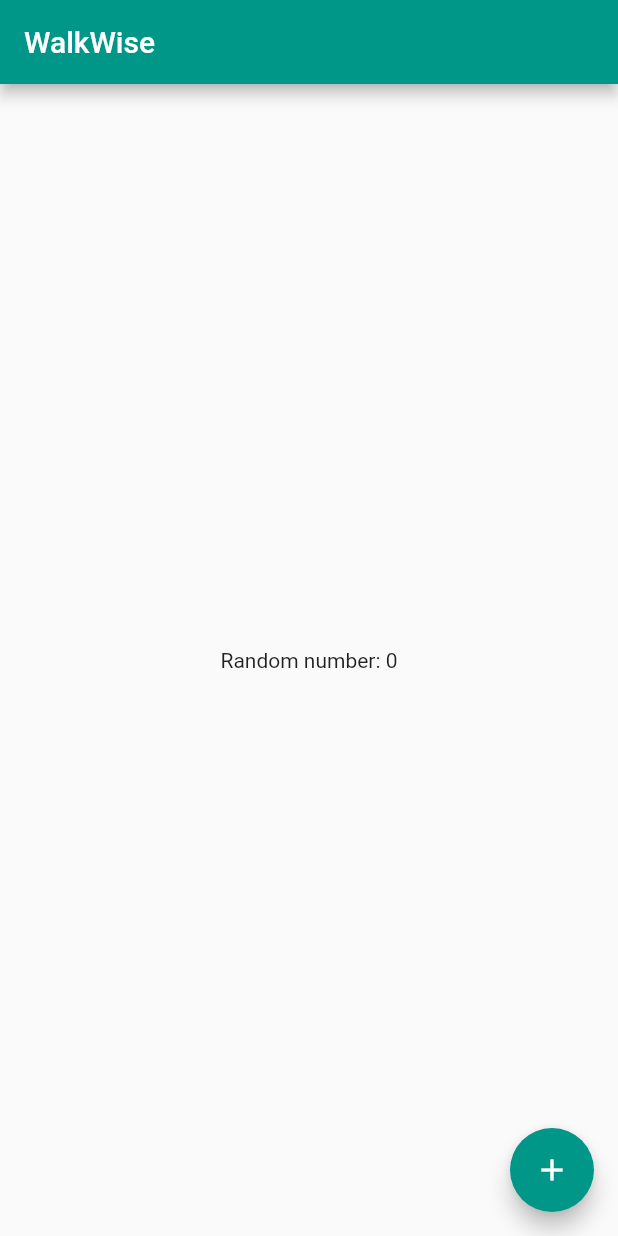
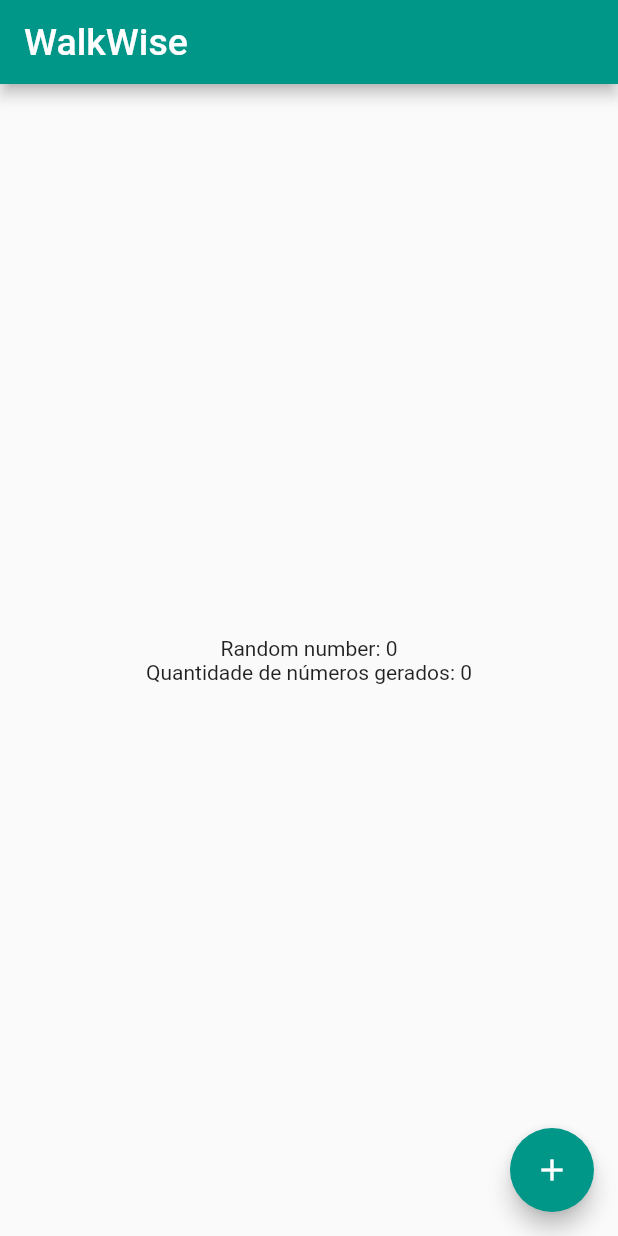
Before and after one commit to LucasMagnago/first-app-flutter, a Flutter app: the screen it shows after launch, on a phone screen of 412 x 824 dp. Run offline on Flutter 3.47's test engine with Material 2 defaults, Android fonts, the phone set to English and light mode, and no system bars; our stand-ins replace google_fonts.

Commit message:
utilizando widgets container, center e column

```diff
--- a/lib/pages/home.dart
+++ b/lib/pages/home.dart
@@ -1,5 +1,6 @@
 import 'package:first_app_flutter/service/number_generator.dart';
 import 'package:flutter/material.dart';
+import 'package:google_fonts/google_fonts.dart';
 
 class HomePage extends StatefulWidget {
   const HomePage({Key? key}) : super(key: key);
@@ -9,22 +10,40 @@ class HomePage extends StatefulWidget {
 }
 
 class _HomePageState extends State<HomePage> {
+  int contNumbers = 0;
   int randomNumber = 0;
 
   @override
   Widget build(BuildContext context) {
     return Scaffold(
       appBar: AppBar(
-        title: const Text('WalkWise'),
+        title: const Text(
+          'WalkWise',
+          style: TextStyle(
+            fontSize: 25,
+          ),
+        ),
       ),
-      body: Center(
-        child: Text('Random number: $randomNumber'),
+      body: Container(
+        margin: const EdgeInsets.fromLTRB(10, 10, 10, 10),
+        child: Column(
+          mainAxisAlignment: MainAxisAlignment.center,
+          children: [
+            Center(
+              child: Text('Random number: $randomNumber'),
+            ),
+            Center(
+              child: Text('Quantidade de números gerados: $contNumbers'),
+            ),
+          ],
+        ),
       ),
       floatingActionButton: FloatingActionButton(
         child: const Icon(Icons.add),
         onPressed: () {
           setState(() {
             randomNumber = NumberGenerator.numberGenerator(10000);
+            contNumbers += 1;
           });
         },
       ),
--- a/lib/pages/my_app.dart
+++ b/lib/pages/my_app.dart
@@ -1,11 +1,15 @@
 import 'package:flutter/material.dart';
+import 'package:google_fonts/google_fonts.dart';
 import 'home.dart';
 
 class MyApp extends StatelessWidget {
   Widget build(BuildContext context) {
     return MaterialApp(
       home: const HomePage(),
-      theme: ThemeData(primarySwatch: Colors.teal),
+      theme: ThemeData(
+        primarySwatch: Colors.teal,
+        textTheme: GoogleFonts.aDLaMDisplayTextTheme(),
+      ),
     );
   }
 }
```
Also changed, not shown: pubspec.yaml (+3 -4 lines), pubspec.lock, 1 other file.
